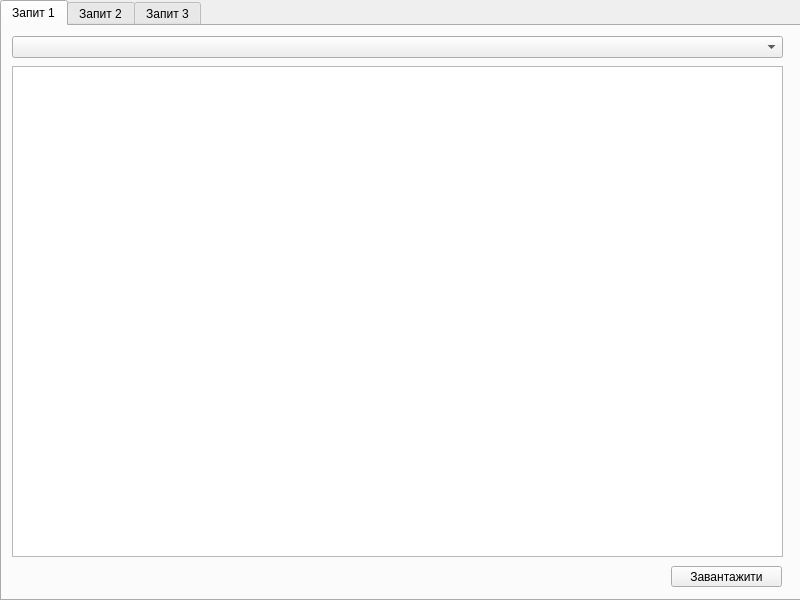
The window that mainwindow.ui (Koskop/KIST-Client) describes before a commit, drawn with Qt 5.
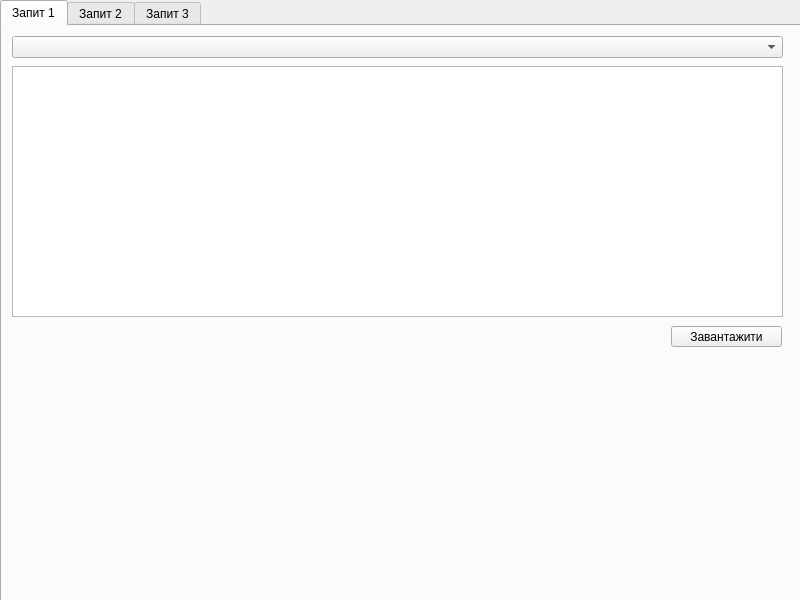
The same window after the commit.

Commit message: something do

The edit to the form file:
```diff
--- a/mainwindow.ui
+++ b/mainwindow.ui
@@ -20,7 +20,7 @@
       <x>0</x>
       <y>0</y>
       <width>801</width>
-      <height>601</height>
+      <height>671</height>
      </rect>
     </property>
     <property name="currentIndex">
@@ -46,7 +46,7 @@
         <x>10</x>
         <y>40</y>
         <width>771</width>
-        <height>491</height>
+        <height>251</height>
        </rect>
       </property>
       <property name="sortingEnabled">
@@ -57,7 +57,7 @@
       <property name="geometry">
        <rect>
         <x>669</x>
-        <y>540</y>
+        <y>300</y>
         <width>111</width>
         <height>21</height>
        </rect>
```
Left out of the diff: 8 changed lines with no effect on the pictures. The commit also changes 2 other files.
